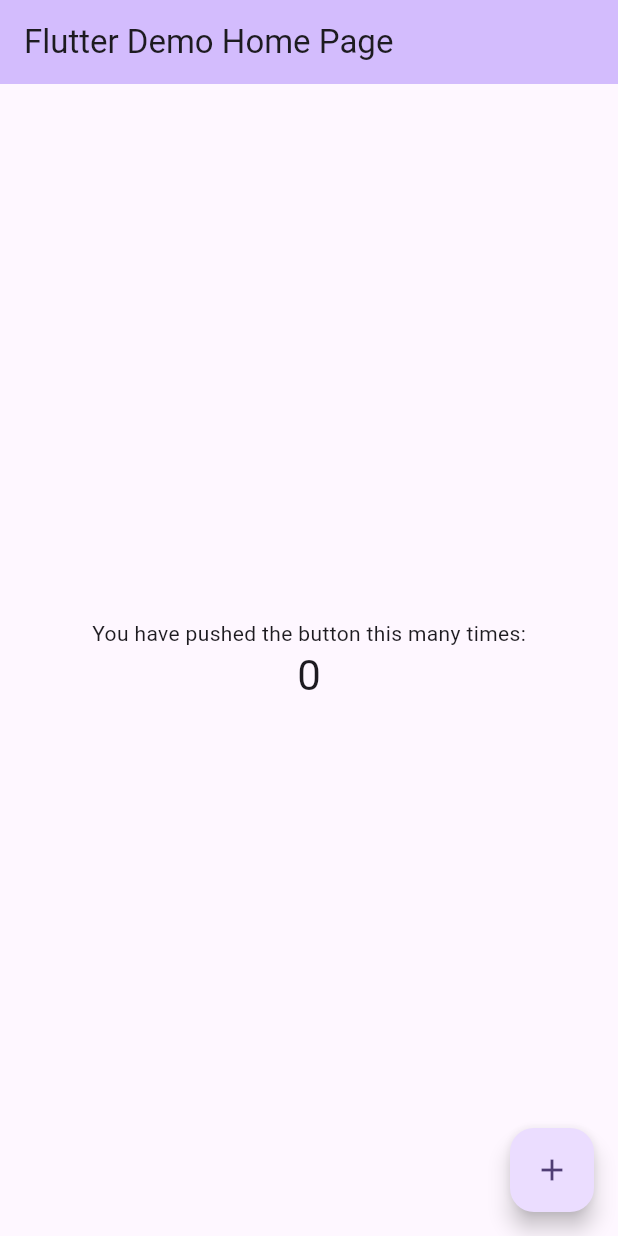
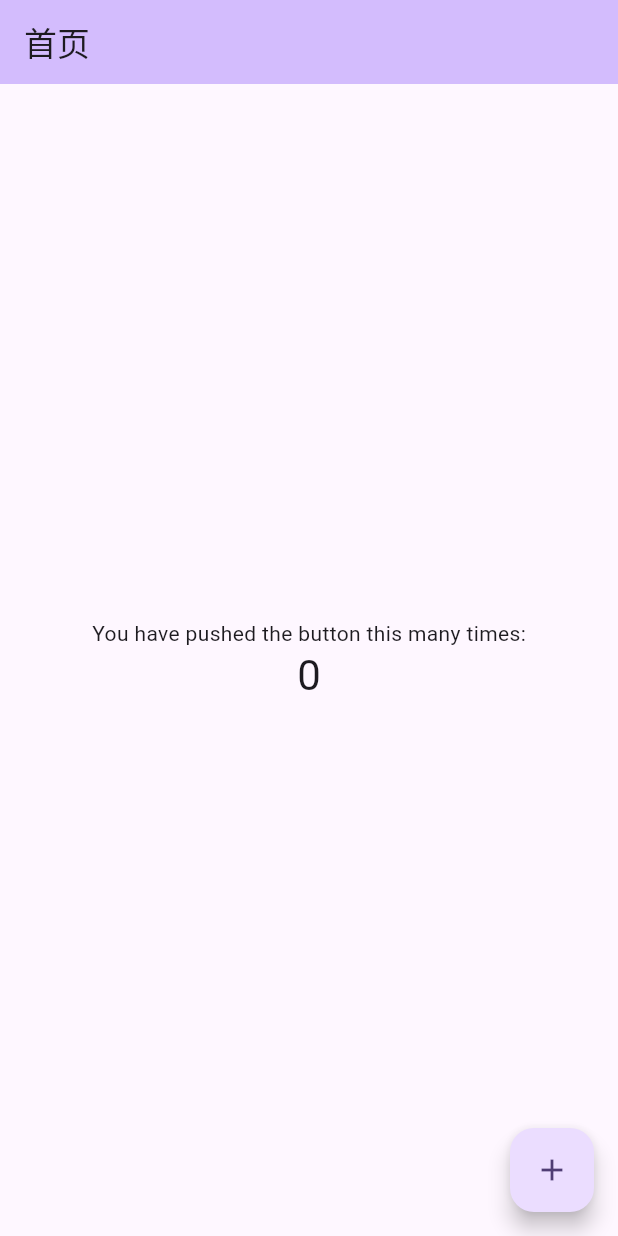
Before and after one commit to tinyIdeasIn/mvc, a Flutter app: the screen it shows after launch, on a phone screen of 412 x 824 dp. Run offline on Flutter 3.47's test engine with Material 3 defaults, Android fonts, the phone set to English and light mode, and no system bars; our stand-ins replace flutter_easyloading, go_router.

```diff
--- a/example/lib/main.dart
+++ b/example/lib/main.dart
@@ -1,4 +1,66 @@
+import 'package:example/page2/page2_page.dart';
+import 'package:example/page3/page3_page.dart';
 import 'package:flutter/material.dart';
+import 'package:go_router/go_router.dart';
+
+import 'page1/page1_page.dart';
+
+abstract class Paths {
+  static const main = '/';
+  static const page1 = '/page1';
+  static const page2 = '/page2';
+  static const page3 = '/page3';
+
+  static routeName(String name){
+    if(name == '/') return '/';
+    if(name.startsWith('/')){
+      name = name.replaceFirst('/', '');
+    }
+    return name;
+  }
+}
+
+
+class AppPages {
+  AppPages._();
+
+  static final GoRouter router = GoRouter(
+    observers: <NavigatorObserver>[
+      // routeObserver,
+      // EventRoute(),
+      // SentryNavigatorObserver(),
+      // RouteChangeObserver(),
+    ],
+    initialLocation: Paths.main,
+    routes: <RouteBase>[
+      GoRoute(
+        path: Paths.main,
+        name: Paths.routeName(Paths.main),
+        builder: (context, state) => const MyHomePage(),
+      ),
+      GoRoute(
+        path: Paths.page1,
+        name: Paths.routeName(Paths.page1),
+        builder: (context, state) {
+          print("传递的数据: ${state.extra}");
+          return const Page1Page();
+        },
+      ),
+
+      GoRoute(
+        path: Paths.page2,
+        name: Paths.routeName(Paths.page2),
+        builder: (context, state) => const Page2Page(),
+      ),
+
+      GoRoute(
+        path: Paths.page3,
+        name: Paths.routeName(Paths.page3),
+        builder: (context, state) => const Page3Page(),
+      ),
+    ],
+  );
+}
 
 void main() {
   runApp(const MyApp());
@@ -7,48 +69,23 @@ void main() {
 class MyApp extends StatelessWidget {
   const MyApp({super.key});
 
-  // This widget is the root of your application.
   @override
   Widget build(BuildContext context) {
-    return MaterialApp(
+    return MaterialApp.router(
       title: 'Flutter Demo',
       theme: ThemeData(
-        // This is the theme of your application.
-        //
-        // TRY THIS: Try running your application with "flutter run". You'll see
-        // the application has a purple toolbar. Then, without quitting the app,
-        // try changing the seedColor in the colorScheme below to Colors.green
-        // and then invoke "hot reload" (save your changes or press the "hot
-        // reload" button in a Flutter-supported IDE, or press "r" if you used
-        // the command line to start the app).
-        //
-        // Notice that the counter didn't reset back to zero; the application
-        // state is not lost during the reload. To reset the state, use hot
-        // restart instead.
-        //
-        // This works for code too, not just values: Most code changes can be
-        // tested with just a hot reload.
         colorScheme: ColorScheme.fromSeed(seedColor: Colors.deepPurple),
         useMaterial3: true,
       ),
-      home: const MyHomePage(title: 'Flutter Demo Home Page'),
+      // home: const MyHomePage(title: 'Flutter Demo Home Page'),
+      routerConfig: AppPages.router,
     );
   }
 }
 
 class MyHomePage extends StatefulWidget {
-  const MyHomePage({super.key, required this.title});
+  const MyHomePage({super.key});
 
-  // This widget is the home page of your application. It is stateful, meaning
-  // that it has a State object (defined below) that contains fields that affect
-  // how it looks.
-
-  // This class is the configuration for the state. It holds the values (in this
-  // case the title) provided by the parent (in this case the App widget) and
-  // used by the build method of the State. Fields in a Widget subclass are
-  // always marked "final".
-
-  final String title;
 
   @override
   State<MyHomePage> createState() => _MyHomePageState();
@@ -57,52 +94,21 @@ class MyHomePage extends StatefulWidget {
 class _MyHomePageState extends State<MyHomePage> {
   int _counter = 0;
 
+
+
   void _incrementCounter() {
-    setState(() {
-      // This call to setState tells the Flutter framework that something has
-      // changed in this State, which causes it to rerun the build method below
-      // so that the display can reflect the updated values. If we changed
-      // _counter without calling setState(), then the build method would not be
-      // called again, and so nothing would appear to happen.
-      _counter++;
-    });
+      context.go('/page1', extra: {'key1': 111});
   }
 
   @override
   Widget build(BuildContext context) {
-    // This method is rerun every time setState is called, for instance as done
-    // by the _incrementCounter method above.
-    //
-    // The Flutter framework has been optimized to make rerunning build methods
-    // fast, so that you can just rebuild anything that needs updating rather
-    // than having to individually change instances of widgets.
     return Scaffold(
       appBar: AppBar(
-        // TRY THIS: Try changing the color here to a specific color (to
-        // Colors.amber, perhaps?) and trigger a hot reload to see the AppBar
-        // change color while the other colors stay the same.
         backgroundColor: Theme.of(context).colorScheme.inversePrimary,
-        // Here we take the value from the MyHomePage object that was created by
-        // the App.build method, and use it to set our appbar title.
-        title: Text(widget.title),
+        title: Text('首页'),
       ),
       body: Center(
-        // Center is a layout widget. It takes a single child and positions it
-        // in the middle of the parent.
         child: Column(
-          // Column is also a layout widget. It takes a list of children and
-          // arranges them vertically. By default, it sizes itself to fit its
-          // children horizontally, and tries to be as tall as its parent.
-          //
-          // Column has various properties to control how it sizes itself and
-          // how it positions its children. Here we use mainAxisAlignment to
-          // center the children vertically; the main axis here is the vertical
-          // axis because Columns are vertical (the cross axis would be
-          // horizontal).
-          //
-          // TRY THIS: Invoke "debug painting" (choose the "Toggle Debug Paint"
-          // action in the IDE, or press "p" in the console), to see the
-          // wireframe for each widget.
           mainAxisAlignment: MainAxisAlignment.center,
           children: <Widget>[
             const Text(
@@ -119,7 +125,7 @@ class _MyHomePageState extends State<MyHomePage> {
         onPressed: _incrementCounter,
         tooltip: 'Increment',
         child: const Icon(Icons.add),
-      ), // This trailing comma makes auto-formatting nicer for build methods.
+      ),
     );
   }
 }
--- /dev/null
+++ b/example/lib/page1/page1_page.dart
@@ -0,0 +1,41 @@
+import 'package:flutter/material.dart';
+import 'package:flutter_mvc/flutter_mvc.dart';
+import 'package:go_router/go_router.dart';
+
+import 'page1_controller.dart';
+
+/// create at: 2024-10-28:16:49
+/// describe：
+/// author: 10456
+
+class Page1Page extends StatefulWidget {
+  const Page1Page({super.key});
+
+  @override
+  State<StatefulWidget> createState() => _Page1PageState();
+}
+
+class _Page1PageState extends BasePageState<Page1Page, Page1Controller> {
+
+  @override
+  Page1Controller controller = Page1Controller();
+
+  @override
+  Widget get content {
+    return Container(
+      child: Column(
+        children: [
+          TextButton(onPressed: (){
+            context.go('/page2', extra: {'count': 222});
+          }, child: Text(' to page2 ')),
+
+          TextButton(onPressed: (){
+            // context.go('/page2', extra: {'count': 222});
+            controller.pop();
+          }, child: Text(' pop ')),
+        ],
+      ),
+    );
+
+  }
+}
--- /dev/null
+++ b/example/lib/page2/page2_page.dart
@@ -0,0 +1,40 @@
+import 'package:flutter/material.dart';
+import 'package:flutter_mvc/flutter_mvc.dart';
+
+import 'page2_controller.dart';
+
+/// create at: 2024-10-28:16:49
+/// describe：
+/// author: 10456
+
+class Page2Page extends StatefulWidget {
+  const Page2Page({super.key});
+
+  @override
+  State<StatefulWidget> createState() => _Page2PageState();
+}
+
+class _Page2PageState extends BasePageState<Page2Page, Page2Controller> {
+
+  @override
+  Page2Controller controller = Page2Controller();
+
+  @override
+  Widget get content {
+    return Container(
+      child: Column(
+        children: [
+          TextButton(onPressed: (){
+            // context.go('/page2', extra: {'count': 222});
+            controller.onClick();
+          }, child: Text(' to page3 ')),
+
+          TextButton(onPressed: (){
+            // context.go('/page2', extra: {'count': 222});
+            controller.pop();
+          }, child: Text(' pop ')),
+        ],
+      ),
+    );
+  }
+}
--- /dev/null
+++ b/example/lib/page3/page3_page.dart
@@ -0,0 +1,35 @@
+import 'package:flutter/material.dart';
+import 'package:flutter_mvc/flutter_mvc.dart';
+
+import 'page3_controller.dart';
+
+/// create at: 2024-10-28:16:49
+/// describe：
+/// author: 10456
+
+class Page3Page extends StatefulWidget {
+  const Page3Page({super.key});
+
+  @override
+  State<StatefulWidget> createState() => _Page3PageState();
+}
+
+class _Page3PageState extends BasePageState<Page3Page, Page3Controller> {
+
+  @override
+  Page3Controller controller = Page3Controller();
+
+  @override
+  Widget get content {
+    return Container(
+      child: Column(
+        children: [
+          TextButton(onPressed: (){
+            // context.go('/page2', extra: {'count': 222});
+            controller.onClick();
+          }, child: Text(' pop page 1')),
+        ],
+      ),
+    );
+  }
+}
--- a/example/pubspec.yaml
+++ b/example/pubspec.yaml
@@ -35,6 +35,9 @@ dependencies:
   # The following adds the Cupertino Icons font to your application.
   # Use with the CupertinoIcons class for iOS style icons.
   cupertino_icons: ^1.0.6
+  go_router: 11.1.4
+  flutter_mvc:
+    path: ../../flutter_mvc
 
 dev_dependencies:
   flutter_test:
--- a/lib/src/base_bottom_sheet.dart
+++ b/lib/src/base_bottom_sheet.dart
@@ -4,7 +4,7 @@ import 'package:provider/provider.dart';
 import 'base_controller.dart';
 
 abstract class BaseBottomSheetDialog<T extends StatefulWidget,
-C extends BaseController> extends State<T> {
+    C extends BaseController> extends State<T> {
   late C controller;
 
   Color? get backgroundColor => Colors.grey[700];
@@ -17,7 +17,7 @@ C extends BaseController> extends State<T> {
   @override
   void initState() {
     controller.initLoad();
-    WidgetsBinding.instance!
+    WidgetsBinding.instance
         .addPostFrameCallback((_) => controller.widgetDidLoad());
     super.initState();
   }
--- a/lib/src/base_page.dart
+++ b/lib/src/base_page.dart
@@ -16,6 +16,7 @@ abstract class BasePage<T extends BaseController> extends StatelessWidget
 
   @override
   Widget build(BuildContext context) {
+
     controller.context = context;
     return AnnotatedRegion<SystemUiOverlayStyle>(
       value: style,
--- a/lib/src/base_state_page.dart
+++ b/lib/src/base_state_page.dart
@@ -14,7 +14,9 @@ abstract class BasePageState<T extends StatefulWidget, C extends BaseController>
   void initState() {
     controller.initLoad();
     WidgetsBinding.instance
-        .addPostFrameCallback((_) => controller.widgetDidLoad());
+        .addPostFrameCallback((_){
+      controller.widgetDidLoad();
+    });
     super.initState();
   }
 
--- a/lib/src/state_interceptor.dart
+++ b/lib/src/state_interceptor.dart
@@ -1,10 +1,4 @@
-
-
 import 'package:flutter/material.dart';
-
-// abstract class StateInterceptor implements StateInterface {
-//
-// }
 
 
 /// 页面状态视图
--- a/pubspec.yaml
+++ b/pubspec.yaml
@@ -10,10 +10,11 @@ environment:
 dependencies:
   flutter:
     sdk: flutter
-  get: 4.6.6
+#  get: 4.6.6
   provider: 6.1.1
   flutter_easyloading: 3.0.5
   flutter_easyrefresh: 2.2.1
+  go_router: 11.1.4
 
 dev_dependencies:
   flutter_test:
```
Also changed, not shown: example/lib/page1/page1_controller.dart (added, +31 -0 lines), example/lib/page1/page1_model.dart (added, +9 -0 lines), example/lib/page2/page2_controller.dart (added, +27 -0 lines), example/lib/page2/page2_model.dart (added, +9 -0 lines), example/lib/page3/page3_controller.dart (added, +27 -0 lines), example/lib/page3/page3_model.dart (added, +9 -0 lines), lib/src/base_controller.dart (+28 -24 lines), lib/src/base_state_widget.dart (+4 -12 lines).
